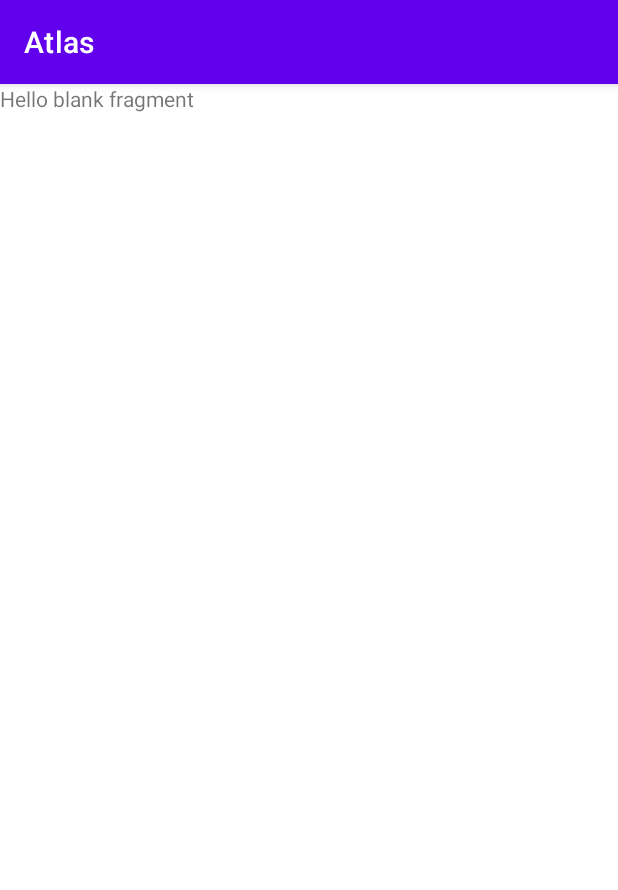
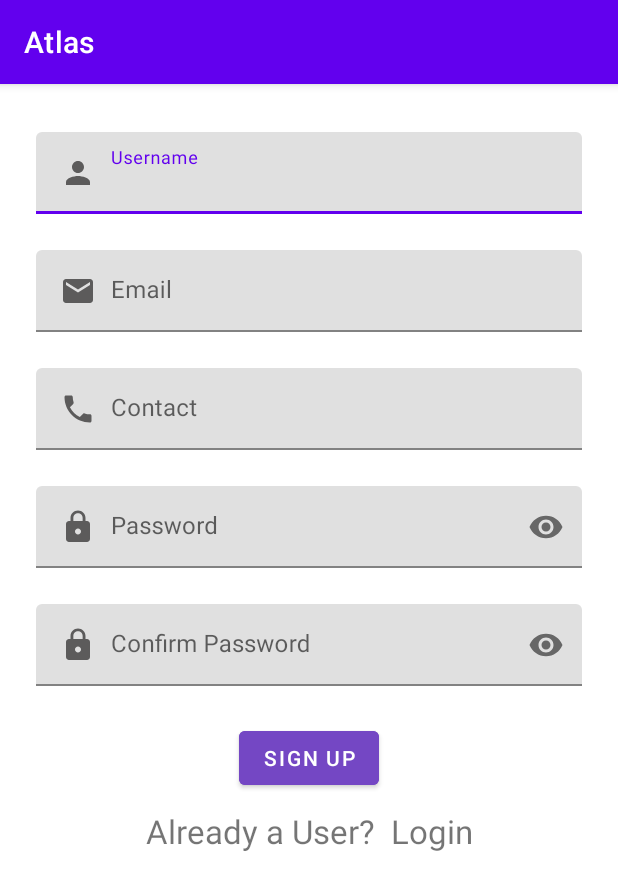
Before and after one commit to vividsky/Atlas, an Android app: the fragment RegisterFragment shown on its own in the app's theme, on a phone screen of 412 x 824 dp. Shown: the top 890 px of the screen. Run offline under Robolectric (Android 15) with nearby library versions, the phone set to English and light mode, and no system bars.

Commit message:
add register fragment layout

```diff
--- /dev/null
+++ b/Atlas/app/src/main/res/drawable/ic_baseline_email_24.xml
@@ -0,0 +1,5 @@
+<vector android:height="24dp" android:tint="#5C5B5B"
+    android:viewportHeight="24" android:viewportWidth="24"
+    android:width="24dp" xmlns:android="http://schemas.android.com/apk/res/android">
+    <path android:fillColor="@android:color/white" android:pathData="M20,4L4,4c-1.1,0 -1.99,0.9 -1.99,2L2,18c0,1.1 0.9,2 2,2h16c1.1,0 2,-0.9 2,-2L22,6c0,-1.1 -0.9,-2 -2,-2zM20,8l-8,5 -8,-5L4,6l8,5 8,-5v2z"/>
+</vector>
--- /dev/null
+++ b/Atlas/app/src/main/res/drawable/ic_baseline_lock_24.xml
@@ -0,0 +1,5 @@
+<vector android:height="24dp" android:tint="#5C5B5B"
+    android:viewportHeight="24" android:viewportWidth="24"
+    android:width="24dp" xmlns:android="http://schemas.android.com/apk/res/android">
+    <path android:fillColor="@android:color/white" android:pathData="M18,8h-1L17,6c0,-2.76 -2.24,-5 -5,-5S7,3.24 7,6v2L6,8c-1.1,0 -2,0.9 -2,2v10c0,1.1 0.9,2 2,2h12c1.1,0 2,-0.9 2,-2L20,10c0,-1.1 -0.9,-2 -2,-2zM12,17c-1.1,0 -2,-0.9 -2,-2s0.9,-2 2,-2 2,0.9 2,2 -0.9,2 -2,2zM15.1,8L8.9,8L8.9,6c0,-1.71 1.39,-3.1 3.1,-3.1 1.71,0 3.1,1.39 3.1,3.1v2z"/>
+</vector>
--- /dev/null
+++ b/Atlas/app/src/main/res/drawable/ic_baseline_person_24.xml
@@ -0,0 +1,5 @@
+<vector android:height="24dp" android:tint="#5C5B5B"
+    android:viewportHeight="24" android:viewportWidth="24"
+    android:width="24dp" xmlns:android="http://schemas.android.com/apk/res/android">
+    <path android:fillColor="@android:color/white" android:pathData="M12,12c2.21,0 4,-1.79 4,-4s-1.79,-4 -4,-4 -4,1.79 -4,4 1.79,4 4,4zM12,14c-2.67,0 -8,1.34 -8,4v2h16v-2c0,-2.66 -5.33,-4 -8,-4z"/>
+</vector>
--- /dev/null
+++ b/Atlas/app/src/main/res/drawable/ic_baseline_phone_24.xml
@@ -0,0 +1,5 @@
+<vector android:height="24dp" android:tint="#5C5B5B"
+    android:viewportHeight="24" android:viewportWidth="24"
+    android:width="24dp" xmlns:android="http://schemas.android.com/apk/res/android">
+    <path android:fillColor="@android:color/white" android:pathData="M6.62,10.79c1.44,2.83 3.76,5.14 6.59,6.59l2.2,-2.2c0.27,-0.27 0.67,-0.36 1.02,-0.24 1.12,0.37 2.33,0.57 3.57,0.57 0.55,0 1,0.45 1,1V20c0,0.55 -0.45,1 -1,1 -9.39,0 -17,-7.61 -17,-17 0,-0.55 0.45,-1 1,-1h3.5c0.55,0 1,0.45 1,1 0,1.25 0.2,2.45 0.57,3.57 0.11,0.35 0.03,0.74 -0.25,1.02l-2.2,2.2z"/>
+</vector>
--- a/Atlas/app/src/main/res/layout/fragment_register.xml
+++ b/Atlas/app/src/main/res/layout/fragment_register.xml
@@ -1,14 +1,124 @@
 <?xml version="1.0" encoding="utf-8"?>
-<FrameLayout xmlns:android="http://schemas.android.com/apk/res/android"
+<LinearLayout xmlns:android="http://schemas.android.com/apk/res/android"
+    xmlns:app="http://schemas.android.com/apk/res-auto"
     xmlns:tools="http://schemas.android.com/tools"
     android:layout_width="match_parent"
     android:layout_height="match_parent"
+    android:orientation="vertical"
     tools:context=".RegisterFragment">
 
-    <!-- TODO: Update blank fragment layout -->
+    <com.google.android.material.textfield.TextInputLayout
+        android:id="@+id/et_username"
+        android:layout_width="match_parent"
+        android:layout_height="wrap_content"
+        android:layout_marginStart="24dp"
+        android:layout_marginTop="32dp"
+        android:layout_marginEnd="24dp">
+
+        <com.google.android.material.textfield.TextInputEditText
+            android:layout_width="match_parent"
+            android:layout_height="wrap_content"
+            android:drawableStart="@drawable/ic_baseline_person_24"
+            android:drawablePadding="10dp"
+            android:hint="Username"
+            android:inputType="text"
+            android:padding="15dp" />
+    </com.google.android.material.textfield.TextInputLayout>
+
+    <com.google.android.material.textfield.TextInputLayout
+        android:id="@+id/et_email"
+        android:layout_width="match_parent"
+        android:layout_height="wrap_content"
+        android:layout_marginStart="24dp"
+        android:layout_marginTop="24dp"
+        android:layout_marginEnd="24dp">
+
+        <com.google.android.material.textfield.TextInputEditText
+            android:layout_width="match_parent"
+            android:layout_height="wrap_content"
+            android:drawableStart="@drawable/ic_baseline_email_24"
+            android:drawablePadding="10dp"
+            android:hint="Email"
+            android:inputType="text"
+            android:padding="15dp" />
+    </com.google.android.material.textfield.TextInputLayout>
+
+    <com.google.android.material.textfield.TextInputLayout
+        android:id="@+id/et_contact"
+        android:layout_width="match_parent"
+        android:layout_height="wrap_content"
+        android:layout_marginStart="24dp"
+        android:layout_marginTop="24dp"
+        android:layout_marginEnd="24dp">
+
+        <com.google.android.material.textfield.TextInputEditText
+            android:layout_width="match_parent"
+            android:layout_height="wrap_content"
+            android:drawableStart="@drawable/ic_baseline_phone_24"
+            android:drawablePadding="10dp"
+            android:hint="Contact"
+            android:inputType="text"
+            android:padding="15dp" />
+    </com.google.android.material.textfield.TextInputLayout>
+
+    <com.google.android.material.textfield.TextInputLayout
+        android:id="@+id/et_password"
+        android:layout_width="match_parent"
+        android:layout_height="wrap_content"
+        android:layout_marginStart="24dp"
+        android:layout_marginTop="24dp"
+        android:layout_marginEnd="24dp"
+        app:endIconMode="password_toggle">
+
+        <com.google.android.material.textfield.TextInputEditText
+            android:layout_width="match_parent"
+            android:layout_height="wrap_content"
+            android:drawableStart="@drawable/ic_baseline_lock_24"
+            android:drawablePadding="10dp"
+            android:hint="Password"
+            android:inputType="textPassword"
+            android:padding="15dp" />
+    </com.google.android.material.textfield.TextInputLayout>
+
+    <com.google.android.material.textfield.TextInputLayout
+        android:id="@+id/et_confirm_password"
+        android:layout_width="match_parent"
+        android:layout_height="wrap_content"
+        android:layout_marginStart="24dp"
+        android:layout_marginTop="24dp"
+        android:layout_marginEnd="24dp"
+        app:endIconMode="password_toggle">
+
+        <com.google.android.material.textfield.TextInputEditText
+            android:layout_width="match_parent"
+            android:layout_height="wrap_content"
+            android:drawableStart="@drawable/ic_baseline_lock_24"
+            android:drawablePadding="10dp"
+            android:hint="Confirm Password"
+            android:inputType="textPassword"
+            android:padding="15dp" />
+    </com.google.android.material.textfield.TextInputLayout>
+
+    <Button
+        android:id="@+id/bv_login"
+        android:layout_width="wrap_content"
+        android:layout_height="wrap_content"
+        android:layout_gravity="center"
+        android:layout_marginStart="24dp"
+        android:layout_marginTop="24dp"
+        android:layout_marginEnd="24dp"
+        android:backgroundTint="#7447C4"
+        android:text="SIGN UP" />
+
     <TextView
+        android:id="@+id/tv_signup"
         android:layout_width="match_parent"
-        android:layout_height="match_parent"
-        android:text="@string/hello_blank_fragment" />
-
-</FrameLayout>
+        android:layout_height="wrap_content"
+        android:layout_marginStart="24dp"
+        android:layout_marginTop="10dp"
+        android:layout_marginEnd="24dp"
+        android:layout_marginBottom="32dp"
+        android:gravity="center"
+        android:text="Already a User?  Login"
+        android:textSize="22sp" />
+</LinearLayout>
```
